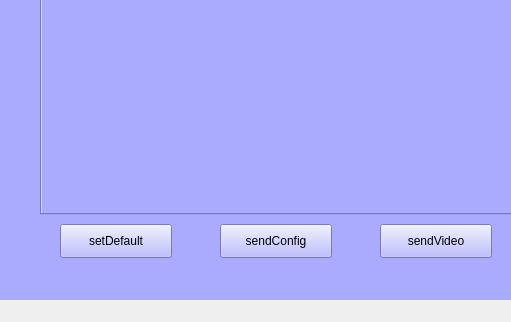
The window that mainWinUI.ui (JackzhangLOVEcode/qtprj2-ver1.0) describes before a commit, drawn with Qt 5; both pictures show x 0 to 511 and y 506 to 828 of the 1101 by 828 pixel window.
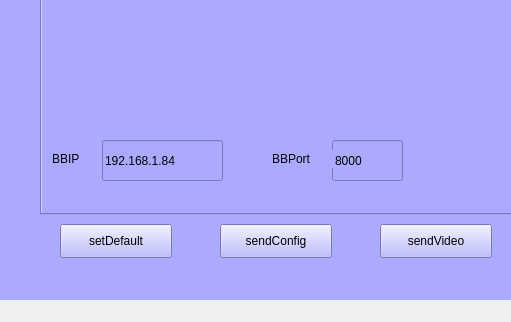
The same window after the commit. The open tabs and pages were chosen to show the change.

Commit message: 增加IP和端口手动设置功能，包括发送基带配置、射频配置、接收反馈信息等三个功能涉及到的ip和端口

```diff
--- a/mainWinUI.ui
+++ b/mainWinUI.ui
@@ -1176,6 +1176,64 @@
        </property>
       </item>
      </widget>
+     <widget class="QLineEdit" name="BBPort_obj">
+      <property name="geometry">
+       <rect>
+        <x>290</x>
+        <y>610</y>
+        <width>71</width>
+        <height>41</height>
+       </rect>
+      </property>
+      <property name="text">
+       <string>8000</string>
+      </property>
+     </widget>
+     <widget class="QLabel" name="BBIP_label">
+      <property name="geometry">
+       <rect>
+        <x>10</x>
+        <y>620</y>
+        <width>41</width>
+        <height>18</height>
+       </rect>
+      </property>
+      <property name="text">
+       <string>BBIP</string>
+      </property>
+      <property name="textFormat">
+       <enum>Qt::PlainText</enum>
+      </property>
+     </widget>
+     <widget class="QLineEdit" name="BBIP_obj">
+      <property name="geometry">
+       <rect>
+        <x>60</x>
+        <y>610</y>
+        <width>121</width>
+        <height>41</height>
+       </rect>
+      </property>
+      <property name="text">
+       <string>192.168.1.84</string>
+      </property>
+     </widget>
+     <widget class="QLabel" name="BBPort_label">
+      <property name="geometry">
+       <rect>
+        <x>230</x>
+        <y>620</y>
+        <width>61</width>
+        <height>18</height>
+       </rect>
+      </property>
+      <property name="text">
+       <string>BBPort</string>
+      </property>
+      <property name="textFormat">
+       <enum>Qt::PlainText</enum>
+      </property>
+     </widget>
     </widget>
     <widget class="QWidget" name="RX_Config">
      <attribute name="title">
```
Left out of the diff: 93 changed lines with no effect on the pictures. The commit also changes 2 other files.
